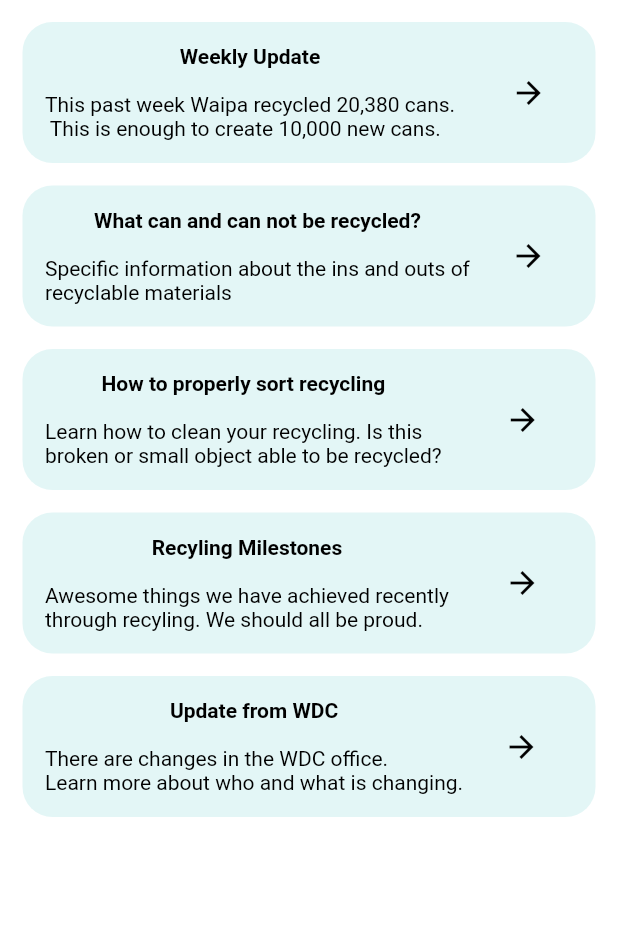
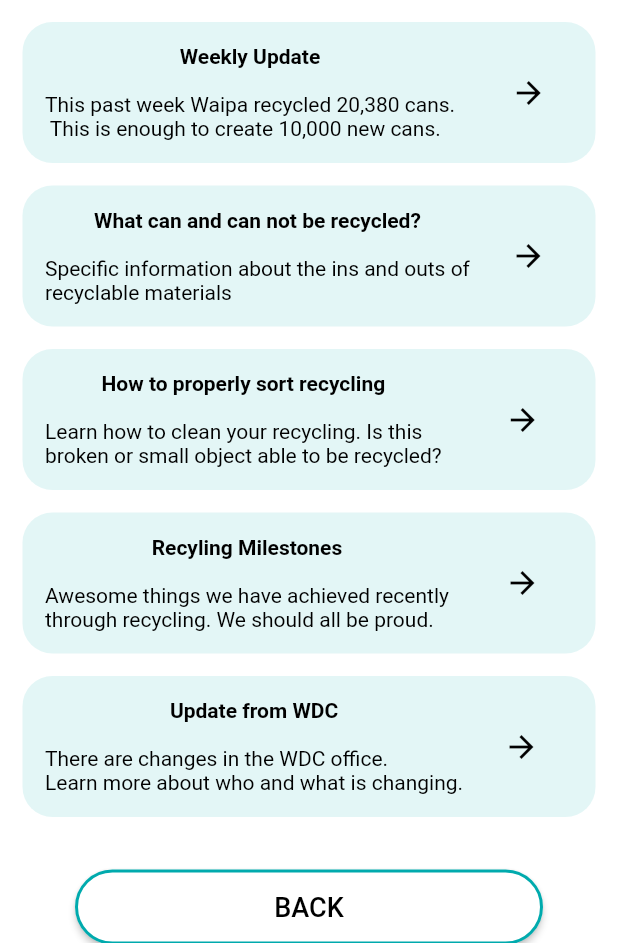
Before and after one commit to jardinehc/waipawaste, a Flutter app: the Tips screen opened directly, on a phone screen of 412 x 824 dp, the part 293-1236 px from its top. Run offline on Flutter 3.47's test engine with Material 2 defaults, Android fonts, the phone set to English and light mode, and no system bars; our stand-ins replace charts_flutter, cloud_firestore, dropdown_formfield, firebase_auth, flutter_spinkit; missing offline and left inert: flutter_google_places, flutter_sparkline, google_maps_webservice; accounts and stored records are empty.

Commit message:
changed keyboard capitlzation and fixed text overflow on past collections

```diff
--- a/lib/screens/authenticate/register.dart
+++ b/lib/screens/authenticate/register.dart
@@ -213,6 +213,7 @@ class _RegisterState extends State<Register> {
 
                                     //text field for name
                                     child: new TextFormField(
+                                      textCapitalization: TextCapitalization.words,
                                       textAlignVertical: TextAlignVertical.center,
                                       decoration: textInputDecoration,
                                       style: new TextStyle(
@@ -231,6 +232,7 @@ class _RegisterState extends State<Register> {
 
                                     //start of text field for email
                                     child: new TextFormField(
+                                      textCapitalization: TextCapitalization.none,
                                       textAlignVertical: TextAlignVertical.center,
                                       decoration: textInputDecoration,
                                       keyboardType: TextInputType.emailAddress,
--- a/lib/screens/home/changeInfo.dart
+++ b/lib/screens/home/changeInfo.dart
@@ -205,6 +205,7 @@ class _changeInfoState extends State<changeInfo> {
 
                                     //text field for name
                                     child: new TextFormField(
+                                      textCapitalization: TextCapitalization.words,
                                       initialValue: userData.name,
                                       textAlignVertical: TextAlignVertical
                                           .center,
--- a/lib/screens/home/contact.dart
+++ b/lib/screens/home/contact.dart
@@ -140,6 +140,7 @@ class _ContactState extends State<Contact> {
 
                                 //text field for name
                                 child: new TextFormField(
+                                  textCapitalization: TextCapitalization.words,
                                   textAlignVertical: TextAlignVertical.center,
                                   decoration: textInputDecoration,
                                   style: new TextStyle(
@@ -159,6 +160,7 @@ class _ContactState extends State<Contact> {
 
                                 //start of text field for email
                                 child: new TextFormField(
+                                  textCapitalization: TextCapitalization.none,
                                   textAlignVertical: TextAlignVertical.center,
                                   decoration: textInputDecoration,
                                   keyboardType: TextInputType.emailAddress,
@@ -181,7 +183,7 @@ class _ContactState extends State<Contact> {
 
                                 //start of text field for message
                                 child: new TextFormField(
-
+                                  textCapitalization: TextCapitalization.sentences,
                                   maxLines: null,
                                   textAlignVertical: TextAlignVertical.center,
                                   decoration: textInputDecoration,
--- a/lib/screens/tips.dart
+++ b/lib/screens/tips.dart
@@ -4,6 +4,7 @@ import 'package:flutter/material.dart';
 import 'package:wdc_login/shared/constants.dart';
 
 import 'authenticate/sign_in.dart';
+import 'home/home.dart';
 
 
 class Tips extends StatelessWidget {
@@ -43,7 +44,7 @@ class Tips extends StatelessWidget {
 
                         //box 1
                         Container( //boxes c
-
+                          width: double.infinity,
                           margin: EdgeInsets.all(15.0),
                           padding: EdgeInsets.all(15.0),
 
@@ -58,7 +59,6 @@ class Tips extends StatelessWidget {
                               children:<Widget> [
 
                                 Column(
-
                                     children: <Widget>[
                                       new Text(
                                         'Weekly Update',
@@ -191,7 +191,7 @@ class Tips extends StatelessWidget {
                                         style: TextStyle(fontWeight: FontWeight.bold, color: Colors.black),
                                       ),
                                       new Text(
-                                        '\nAwesome things we have achieved recently\nthrough recyling. We should all be proud.',
+                                        '\nAwesome things we have achieved recently\nthrough recycling. We should all be proud.',
                                         style: TextStyle(color: Colors.black),
                                       ),
                                     ]
@@ -250,9 +250,32 @@ class Tips extends StatelessWidget {
 
                         //c boxes
                       ] //a widget
-                  )//column a
+                  ),//column a
 
+                  Container( //container so i can set the margin
+                    //width: 300.0,
+                    width: double.infinity,
+                    height: 50.0,
+                    margin: const EdgeInsets.only(top: 20, left: 50, right: 50, bottom: 20),
+                   // margin: const EdgeInsets.only(top: 5.0, bottom: 10),
 
+                    child: RaisedButton(
+                      padding: const EdgeInsets.all(8.0),
+                      textColor: Colors.black,
+                      color: Colors.white,
+                      shape: RoundedRectangleBorder(
+                          side: BorderSide(
+                              color: HexColor("#00AAAD"), width: 2),
+                          borderRadius: BorderRadius.circular(25)),
+                      child: new Text("BACK",
+                        style: TextStyle(fontSize: 18),
+                      ),
+                      onPressed: () { Navigator.push(
+                        context,
+                        MaterialPageRoute(builder: (context) => Home()),
+                      );},
+                    ),
+                  ),
                 ]
             )
         )
```
Also changed, not shown: lib/screens/home/RInfo.dart (+10 -0 lines), lib/screens/home/historyPage.dart (+19 -11 lines).
